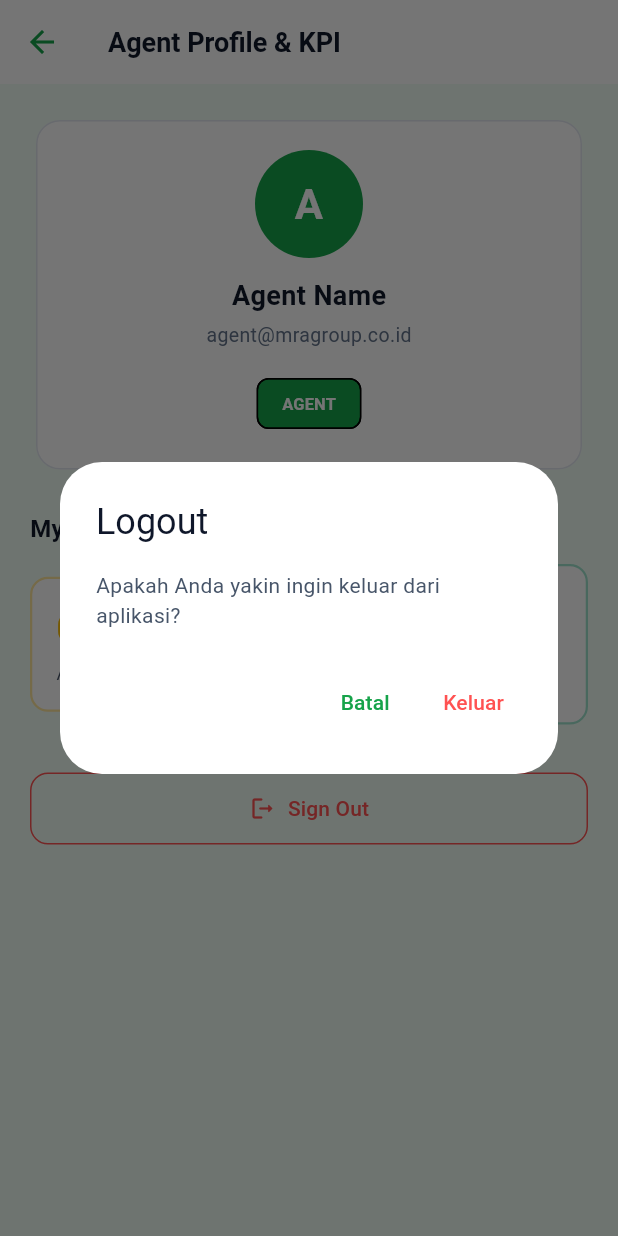
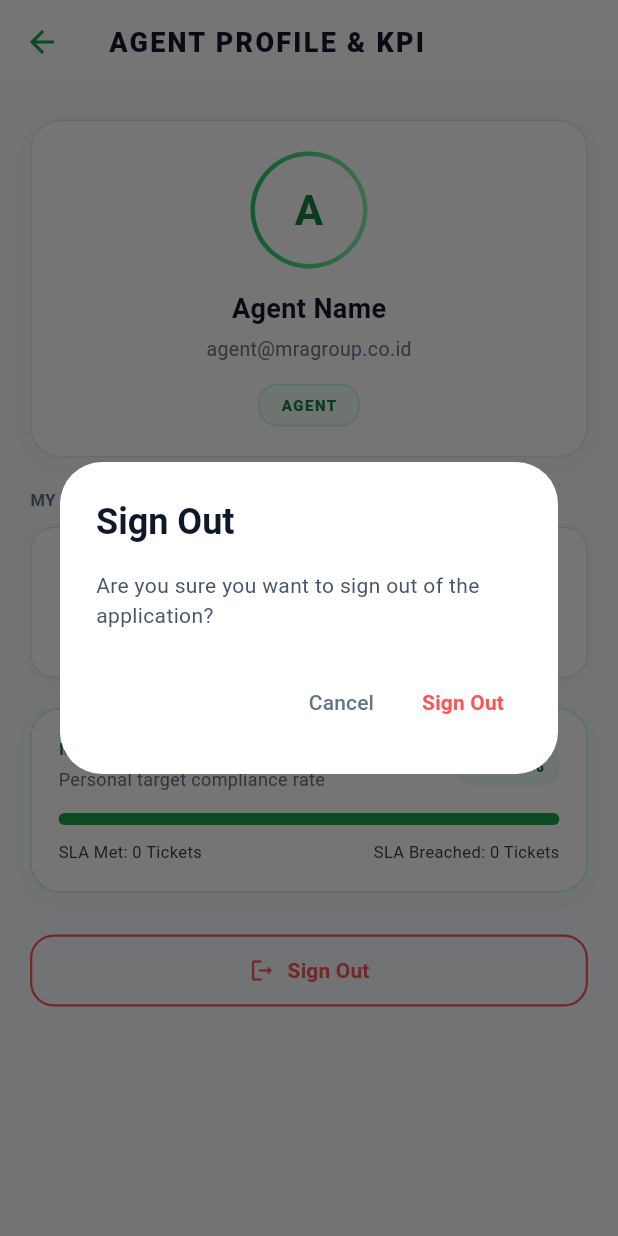
Before and after one commit to halonemuinai-sys/Helpdesk-Apps, a Flutter app: the ProfileScreen screen opened directly, after a tap on "Sign Out", on a phone screen of 412 x 824 dp. Run offline on Flutter 3.47's test engine with Material 3 defaults, Android fonts, the phone set to English and light mode, and no system bars; our stand-ins replace flutter_animate, shared_preferences; accounts and stored records are empty.

Commit message:
Design: Upgraded Profile & KPI screen to a modern light slate-green UI with personal SLA tracking

```diff
--- a/lib/screens/main_navigation.dart
+++ b/lib/screens/main_navigation.dart
@@ -265,7 +265,7 @@ class _MainNavigationState extends State<MainNavigation> {
   }
 }
 
-// Temporary Profile/KPI screen placeholder to prevent routing issues
+// Modern Profile & Agent KPI Dashboard Screen
 class ProfileScreen extends StatelessWidget {
   const ProfileScreen({super.key});
 
@@ -274,51 +274,80 @@ class ProfileScreen extends StatelessWidget {
     final auth = Provider.of<AuthProvider>(context);
     final tickets = Provider.of<TicketProvider>(context);
 
+    final currentAgentId = auth.user?['id'];
+
     // Compute basic statistics
-    final myResolvedCount = tickets.tickets
-        .where((t) => t['assignedToId'] == auth.user?['id'] && t['status'] == 'RESOLVED')
+    final myActiveCount = tickets.tickets
+        .where((t) => t['assignedToId'] == currentAgentId && (t['status'] == 'OPEN' || t['status'] == 'IN_PROGRESS'))
         .length;
     final myPendingCount = tickets.tickets
-        .where((t) => t['assignedToId'] == auth.user?['id'] && t['status'] == 'PENDING')
+        .where((t) => t['assignedToId'] == currentAgentId && t['status'] == 'PENDING')
         .length;
-    final myActiveCount = tickets.tickets
-        .where((t) => t['assignedToId'] == auth.user?['id'] && t['status'] == 'IN_PROGRESS')
+    final myResolvedCount = tickets.tickets
+        .where((t) => t['assignedToId'] == currentAgentId && t['status'] == 'RESOLVED')
         .length;
 
+    // Compute Personal KPI / SLA Performance details
+    final myTickets = tickets.tickets.where((t) => t['assignedToId'] == currentAgentId).toList();
+    final myResolvedTickets = myTickets.where((t) => t['status'] == 'RESOLVED').toList();
+    final totalResolved = myResolvedTickets.length;
+    final breachedCount = myResolvedTickets.where((t) => t['isSlaBreached'] == true).length;
+    final metCount = totalResolved - breachedCount;
+    final slaComplianceRate = totalResolved == 0
+        ? 100.0
+        : (metCount / totalResolved) * 100;
+
     return Scaffold(
-      backgroundColor: AppColors.green50,
+      backgroundColor: AppColors.slate50,
       appBar: AppBar(
-        title: const Text('Agent Profile & KPI'),
+        title: const Text(
+          'AGENT PROFILE & KPI',
+          style: TextStyle(fontWeight: FontWeight.w900, letterSpacing: 1.5, fontSize: 18),
+        ),
         backgroundColor: Colors.white,
         foregroundColor: AppColors.slate900,
         elevation: 0,
       ),
       body: SingleChildScrollView(
-        padding: const EdgeInsets.all(20),
+        padding: const EdgeInsets.symmetric(horizontal: 20.0, vertical: 24.0),
         child: Column(
           crossAxisAlignment: CrossAxisAlignment.stretch,
           children: [
-            // Agent Card details
-            Card(
+            // Agent Header Details Card
+            Container(
+              padding: const EdgeInsets.all(20),
+              decoration: BoxDecoration(
                 color: Colors.white,
-              elevation: 0,
-              shape: RoundedRectangleBorder(
-                borderRadius: BorderRadius.circular(16),
-                side: const BorderSide(color: AppColors.slate200),
+                borderRadius: BorderRadius.circular(20),
+                border: Border.all(color: AppColors.slate200),
+                boxShadow: [
+                  BoxShadow(
+                    color: AppColors.slate300.withOpacity(0.12),
+                    blurRadius: 10,
+                    offset: const Offset(0, 4),
                   ),
-              child: Padding(
-                padding: const EdgeInsets.all(20.0),
+                ],
+              ),
               child: Column(
                 children: [
-                    CircleAvatar(
+                  Container(
+                    padding: const EdgeInsets.all(3),
+                    decoration: const BoxDecoration(
+                      gradient: LinearGradient(
+                        colors: [AppColors.green500, AppColors.green300],
+                      ),
+                      shape: BoxShape.circle,
+                    ),
+                    child: CircleAvatar(
                       radius: 36,
-                      backgroundColor: AppColors.green600,
+                      backgroundColor: Colors.white,
                       child: Text(
                         (auth.user?['name'] ?? 'A').substring(0, 1).toUpperCase(),
-                        style: const TextStyle(fontSize: 28, fontWeight: FontWeight.bold, color: Colors.white),
+                        style: const TextStyle(fontSize: 28, fontWeight: FontWeight.bold, color: AppColors.green700),
                       ),
                     ),
-                    const SizedBox(height: 12),
+                  ),
+                  const SizedBox(height: 14),
                   Text(
                     auth.user?['name'] ?? 'Agent Name',
                     style: const TextStyle(color: AppColors.slate900, fontSize: 18, fontWeight: FontWeight.bold),
@@ -328,43 +357,137 @@ class ProfileScreen extends StatelessWidget {
                     auth.user?['email'] ?? 'agent@mragroup.co.id',
                     style: const TextStyle(color: AppColors.slate500, fontSize: 13),
                   ),
-                    const SizedBox(height: 12),
-                    Chip(
-                      label: const Text(
-                        'AGENT',
-                        style: TextStyle(fontWeight: FontWeight.bold, fontSize: 11, color: Colors.white),
+                  const SizedBox(height: 14),
+                  Container(
+                    padding: const EdgeInsets.symmetric(horizontal: 14, vertical: 6),
+                    decoration: BoxDecoration(
+                      color: AppColors.green50,
+                      borderRadius: BorderRadius.circular(12),
+                      border: Border.all(color: AppColors.green200),
                     ),
-                      backgroundColor: AppColors.green600,
+                    child: Text(
+                      (auth.user?['role'] ?? 'AGENT').toUpperCase(),
+                      style: const TextStyle(fontWeight: FontWeight.w900, fontSize: 10, color: AppColors.green700, letterSpacing: 1),
+                    ),
                   ),
                 ],
               ),
             ),
+            const SizedBox(height: 20),
+
+            // Statistics Header
+            const Text(
+              'MY WORK STATISTICS',
+              style: TextStyle(color: AppColors.slate500, fontSize: 11, fontWeight: FontWeight.bold, letterSpacing: 0.5),
             ),
-            const SizedBox(height: 24),
+            const SizedBox(height: 10),
 
-            const Text(
-              'My Work Statistics',
-              style: TextStyle(color: AppColors.slate900, fontSize: 16, fontWeight: FontWeight.bold),
-            ),
-            const SizedBox(height: 12),
-
-            // Statistics Grid
+            // Statistics Grid Row
             Row(
               children: [
                 Expanded(
-                  child: _buildStatItem('Active Tasks', myActiveCount.toString(), Colors.amber),
+                  child: _buildStatCard('Active', myActiveCount.toString(), const Color(0xFF3B82F6), Icons.play_circle_outline_rounded),
                 ),
-                const SizedBox(width: 12),
+                const SizedBox(width: 8),
                 Expanded(
-                  child: _buildStatItem('Pending Tasks', myPendingCount.toString(), Colors.purpleAccent),
+                  child: _buildStatCard('Pending', myPendingCount.toString(), const Color(0xFFA855F7), Icons.pause_circle_outline_rounded),
                 ),
-                const SizedBox(width: 12),
+                const SizedBox(width: 8),
                 Expanded(
-                  child: _buildStatItem('Resolved Tasks', myResolvedCount.toString(), AppColors.emeraldDefault),
+                  child: _buildStatCard('Resolved', myResolvedCount.toString(), const Color(0xFF10B981), Icons.check_circle_outline_rounded),
                 ),
               ],
             ),
-            const SizedBox(height: 32),
+            const SizedBox(height: 20),
+
+            // Personal SLA KPI Card
+            Container(
+              padding: const EdgeInsets.all(18),
+              decoration: BoxDecoration(
+                color: Colors.white,
+                borderRadius: BorderRadius.circular(20),
+                border: Border.all(color: AppColors.green200),
+                boxShadow: [
+                  BoxShadow(
+                    color: AppColors.slate300.withOpacity(0.12),
+                    blurRadius: 10,
+                    offset: const Offset(0, 4),
+                  ),
+                ],
+              ),
+              child: Column(
+                crossAxisAlignment: CrossAxisAlignment.start,
+                children: [
+                  Row(
+                    mainAxisAlignment: MainAxisAlignment.spaceBetween,
+                    children: [
+                      const Column(
+                        crossAxisAlignment: CrossAxisAlignment.start,
+                        children: [
+                          Text(
+                            'MY SLA PERFORMANCE',
+                            style: TextStyle(
+                              color: AppColors.green700,
+                              fontWeight: FontWeight.bold,
+                              fontSize: 11,
+                              letterSpacing: 1,
+                            ),
+                          ),
+                          SizedBox(height: 4),
+                          Text(
+                            'Personal target compliance rate',
+                            style: TextStyle(color: AppColors.slate500, fontSize: 12),
+                          ),
+                        ],
+                      ),
+                      Container(
+                        padding: const EdgeInsets.symmetric(horizontal: 10, vertical: 4),
+                        decoration: BoxDecoration(
+                          color: AppColors.green50,
+                          borderRadius: BorderRadius.circular(10),
+                        ),
+                        child: Text(
+                          '${slaComplianceRate.toStringAsFixed(1)}%',
+                          style: TextStyle(
+                            color: slaComplianceRate >= 80 ? AppColors.green700 : Colors.orange,
+                            fontWeight: FontWeight.w900,
+                            fontSize: 14,
+                          ),
+                        ),
+                      ),
+                    ],
+                  ),
+                  const SizedBox(height: 14),
+                  ClipRRect(
+                    borderRadius: BorderRadius.circular(8),
+                    child: LinearProgressIndicator(
+                      value: slaComplianceRate / 100,
+                      backgroundColor: AppColors.slate100,
+                      color: slaComplianceRate >= 80 ? AppColors.green600 : Colors.orange,
+                      minHeight: 8,
+                    ),
+                  ),
+                  const SizedBox(height: 10),
+                  Row(
+                    mainAxisAlignment: MainAxisAlignment.spaceBetween,
+                    children: [
+                      Text(
+                        'SLA Met: $metCount Tickets',
+                        style: const TextStyle(color: AppColors.slate700, fontSize: 11),
+                      ),
+                      Text(
+                        'SLA Breached: $breachedCount Tickets',
+                        style: TextStyle(
+                          color: breachedCount > 0 ? Colors.red : AppColors.slate700,
+                          fontSize: 11,
+                        ),
+                      ),
+                    ],
+                  ),
+                ],
+              ),
+            ),
+            const SizedBox(height: 28),
 
             // Logout Button
             OutlinedButton.icon(
@@ -373,17 +496,17 @@ class ProfileScreen extends StatelessWidget {
                   context: context,
                   builder: (context) => AlertDialog(
                     backgroundColor: Colors.white,
-                    title: const Text('Logout', style: TextStyle(color: AppColors.slate900)),
-                    content: const Text('Apakah Anda yakin ingin keluar dari aplikasi?', style: TextStyle(color: AppColors.slate600)),
+                    title: const Text('Sign Out', style: TextStyle(color: AppColors.slate900, fontWeight: FontWeight.bold)),
+                    content: const Text('Are you sure you want to sign out of the application?', style: TextStyle(color: AppColors.slate600)),
                     actions: [
                       TextButton(
                         onPressed: () => Navigator.of(context).pop(false),
-                        child: const Text('Batal'),
+                        child: const Text('Cancel', style: TextStyle(color: AppColors.slate500)),
                       ),
                       TextButton(
                         onPressed: () => Navigator.of(context).pop(true),
                         style: TextButton.styleFrom(foregroundColor: Colors.redAccent),
-                        child: const Text('Keluar'),
+                        child: const Text('Sign Out', style: TextStyle(fontWeight: FontWeight.bold)),
                       ),
                     ],
                   ),
@@ -397,12 +520,12 @@ class ProfileScreen extends StatelessWidget {
                 }
               },
               icon: const Icon(Icons.logout_rounded),
-              label: const Text('Sign Out'),
+              label: const Text('Sign Out', style: TextStyle(fontWeight: FontWeight.bold)),
               style: OutlinedButton.styleFrom(
                 foregroundColor: Colors.redAccent,
-                side: const BorderSide(color: Colors.redAccent),
+                side: const BorderSide(color: Colors.redAccent, width: 1.5),
                 padding: const EdgeInsets.symmetric(vertical: 14),
-                shape: RoundedRectangleBorder(borderRadius: BorderRadius.circular(12)),
+                shape: RoundedRectangleBorder(borderRadius: BorderRadius.circular(16)),
               ),
             ),
           ],
@@ -411,25 +534,33 @@ class ProfileScreen extends StatelessWidget {
     );
   }
 
-  Widget _buildStatItem(String label, String value, Color color) {
+  Widget _buildStatCard(String label, String value, Color color, IconData icon) {
     return Container(
-      padding: const EdgeInsets.all(16),
+      padding: const EdgeInsets.symmetric(vertical: 14, horizontal: 10),
       decoration: BoxDecoration(
         color: Colors.white,
-        borderRadius: BorderRadius.circular(12),
-        border: Border.all(color: color.withOpacity(0.4), width: 1.5),
+        borderRadius: BorderRadius.circular(16),
+        border: Border.all(color: AppColors.slate200),
+        boxShadow: [
+          BoxShadow(
+            color: AppColors.slate300.withOpacity(0.08),
+            blurRadius: 6,
+            offset: const Offset(0, 2),
+          ),
+        ],
       ),
       child: Column(
-        crossAxisAlignment: CrossAxisAlignment.start,
         children: [
+          Icon(icon, color: color, size: 20),
+          const SizedBox(height: 6),
           Text(
             value,
-            style: TextStyle(color: color, fontSize: 24, fontWeight: FontWeight.bold),
+            style: TextStyle(color: color, fontSize: 20, fontWeight: FontWeight.w900),
           ),
-          const SizedBox(height: 4),
+          const SizedBox(height: 2),
           Text(
             label,
-            style: const TextStyle(color: AppColors.slate600, fontSize: 12),
+            style: const TextStyle(color: AppColors.slate500, fontSize: 10, fontWeight: FontWeight.bold),
           ),
         ],
       ),
```
Lines whose indentation alone changed are shown as unchanged.
